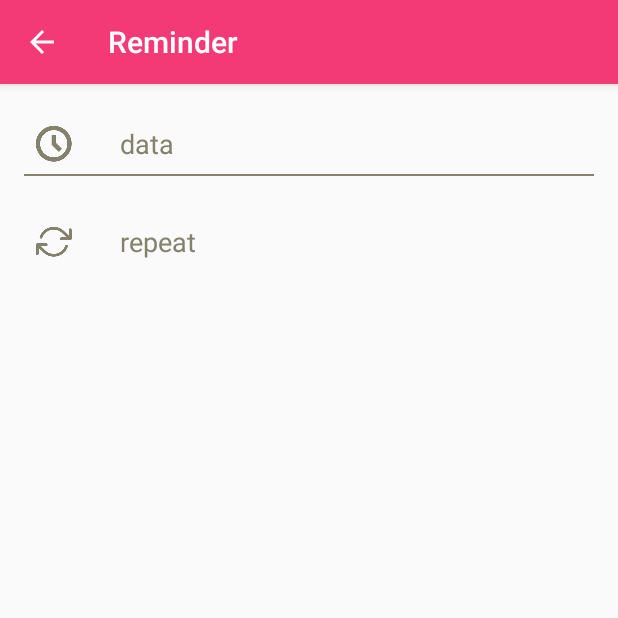
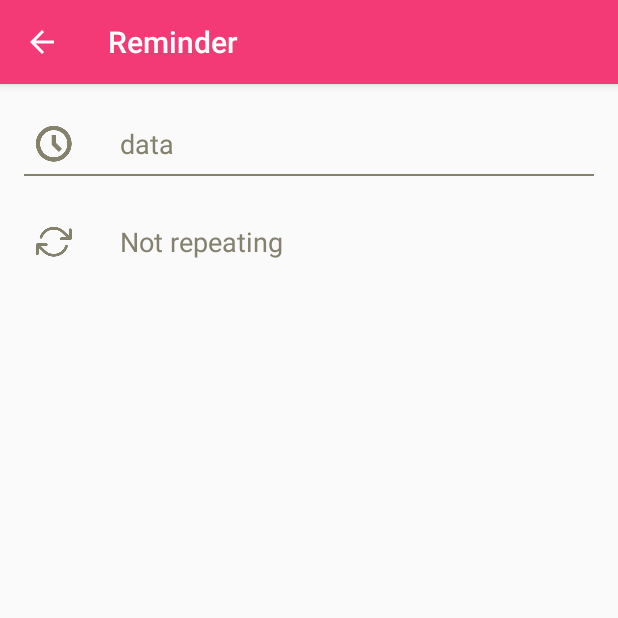
Before and after one commit to PelipetsOlga/AnyNotes, an Android app: the ReminderActivity screen opened directly, with no data from a screen before it, on a phone screen of 412 x 824 dp, the top half of it. Run offline under Robolectric (Android 15) with nearby library versions, the phone set to English and light mode, and no system bars.

Commit message:
repeat alarm grid checkRepeat

```diff
--- a/app/src/main/java/anynotes/olyalya/pelipets/com/anynotes/activities/ReminderActivity.java
+++ b/app/src/main/java/anynotes/olyalya/pelipets/com/anynotes/activities/ReminderActivity.java
@@ -32,10 +32,12 @@ public class ReminderActivity extends AppCompatActivity {
     private class RepeatTumbler {
         boolean isChecked;
         long repeatTime;
+        String repeatText;
 
-        public RepeatTumbler(boolean isChecked, long repeatTime) {
+        public RepeatTumbler(boolean isChecked, long repeatTime, String repeatText) {
             this.isChecked = isChecked;
             this.repeatTime = repeatTime;
+            this.repeatText = repeatText;
         }
     }
 
@@ -99,8 +101,9 @@ public class ReminderActivity extends AppCompatActivity {
                     gridRepeat.setVisibility(View.VISIBLE);
                 } else {
                     tvRepeat.setTextColor(getResources().getColor(R.color.grayInactive));
+                    tvRepeat.setText(getResources().getString(R.string.repeat_none));
                     gridRepeat.setVisibility(View.GONE);
-                    if (lastRepeat != null || listRepeat != null) {
+                    if (lastRepeat != null && listRepeat != null) {
                         lastRepeat.setBackgroundDrawable(ReminderActivity.this.getResources().getDrawable(R.drawable.big_circle_inactive));
                         lastRepeat.setTextColor(ReminderActivity.this.getResources().getColor(R.color.grayInactive));
                         listRepeat.get(lastRepeat).isChecked = false;
@@ -125,22 +128,38 @@ public class ReminderActivity extends AppCompatActivity {
         });
 
         listRepeat = new HashMap<TextView, RepeatTumbler>();
-        listRepeat.put((TextView) findViewById(R.id.repeat_1hour), new RepeatTumbler(false, (long) (60 * 60 * 1000)));
-        listRepeat.put((TextView) findViewById(R.id.repeat_3hour), new RepeatTumbler(false, (long) (3 * 60 * 60 * 1000)));
-        listRepeat.put((TextView) findViewById(R.id.repeat_6hour), new RepeatTumbler(false, (long) (6 * 60 * 60 * 1000)));
-        listRepeat.put((TextView) findViewById(R.id.repeat_12hour), new RepeatTumbler(false, (long) (12 * 60 * 60 * 1000)));
-        listRepeat.put((TextView) findViewById(R.id.repeat_1day), new RepeatTumbler(false, (long) (24 * 60 * 60 * 1000)));
-        listRepeat.put((TextView) findViewById(R.id.repeat_2day), new RepeatTumbler(false, (long) (2 * 24 * 60 * 60 * 1000)));
-        listRepeat.put((TextView) findViewById(R.id.repeat_3day), new RepeatTumbler(false, (long) (3 * 24 * 60 * 60 * 1000)));
-        listRepeat.put((TextView) findViewById(R.id.repeat_10day), new RepeatTumbler(false, (long) (10 * 24 * 60 * 60 * 1000)));
-        listRepeat.put((TextView) findViewById(R.id.repeat_1week), new RepeatTumbler(false, (long) (7 * 24 * 60 * 60 * 1000)));
-        listRepeat.put((TextView) findViewById(R.id.repeat_2week), new RepeatTumbler(false, (long) (2 * 7 * 24 * 60 * 60 * 1000)));
-        listRepeat.put((TextView) findViewById(R.id.repeat_3week), new RepeatTumbler(false, (long) (3 * 7 * 24 * 60 * 60 * 1000)));
-        listRepeat.put((TextView) findViewById(R.id.repeat_4week), new RepeatTumbler(false, (long) (4 * 7 * 24 * 60 * 60 * 1000)));
-        listRepeat.put((TextView) findViewById(R.id.repeat_1month), new RepeatTumbler(false, (long) (30 * 24 * 60 * 60 * 1000)));
-        listRepeat.put((TextView) findViewById(R.id.repeat_3month), new RepeatTumbler(false, (long) (3 * 30 * 24 * 60 * 60 * 1000)));
-        listRepeat.put((TextView) findViewById(R.id.repeat_6month), new RepeatTumbler(false, (long) (6 * 30 * 24 * 60 * 60 * 1000)));
-        listRepeat.put((TextView) findViewById(R.id.repeat_year), new RepeatTumbler(false, (long) (365 * 24 * 60 * 60 * 1000)));
+        listRepeat.put((TextView) findViewById(R.id.repeat_1hour), new RepeatTumbler(false, (long) (60 * 60 * 1000),
+                getResources().getString(R.string.repeat_1_hour)));
+        listRepeat.put((TextView) findViewById(R.id.repeat_3hour), new RepeatTumbler(false, (long) (3 * 60 * 60 * 1000),
+                getResources().getString(R.string.repeat_3_hour)));
+        listRepeat.put((TextView) findViewById(R.id.repeat_6hour), new RepeatTumbler(false, (long) (6 * 60 * 60 * 1000),
+                getResources().getString(R.string.repeat_6_hour)));
+        listRepeat.put((TextView) findViewById(R.id.repeat_12hour), new RepeatTumbler(false, (long) (12 * 60 * 60 * 1000),
+                getResources().getString(R.string.repeat_12_hour)));
+        listRepeat.put((TextView) findViewById(R.id.repeat_1day), new RepeatTumbler(false, (long) (24 * 60 * 60 * 1000),
+                getResources().getString(R.string.repeat_1_day)));
+        listRepeat.put((TextView) findViewById(R.id.repeat_2day), new RepeatTumbler(false, (long) (2 * 24 * 60 * 60 * 1000),
+                getResources().getString(R.string.repeat_2_day)));
+        listRepeat.put((TextView) findViewById(R.id.repeat_3day), new RepeatTumbler(false, (long) (3 * 24 * 60 * 60 * 1000),
+                getResources().getString(R.string.repeat_3_day)));
+        listRepeat.put((TextView) findViewById(R.id.repeat_10day), new RepeatTumbler(false, (long) (10 * 24 * 60 * 60 * 1000),
+                getResources().getString(R.string.repeat_10_day)));
+        listRepeat.put((TextView) findViewById(R.id.repeat_1week), new RepeatTumbler(false, (long) (7 * 24 * 60 * 60 * 1000),
+                getResources().getString(R.string.repeat_1_week)));
+        listRepeat.put((TextView) findViewById(R.id.repeat_2week), new RepeatTumbler(false, (long) (2 * 7 * 24 * 60 * 60 * 1000),
+                getResources().getString(R.string.repeat_2_week)));
+        listRepeat.put((TextView) findViewById(R.id.repeat_3week), new RepeatTumbler(false, (long) (3 * 7 * 24 * 60 * 60 * 1000),
+                getResources().getString(R.string.repeat_3_week)));
+        listRepeat.put((TextView) findViewById(R.id.repeat_4week), new RepeatTumbler(false, (long) (4 * 7 * 24 * 60 * 60 * 1000),
+                getResources().getString(R.string.repeat_4_week)));
+        listRepeat.put((TextView) findViewById(R.id.repeat_1month), new RepeatTumbler(false, (long) (30 * 24 * 60 * 60 * 1000),
+                getResources().getString(R.string.repeat_1_month)));
+        listRepeat.put((TextView) findViewById(R.id.repeat_3month), new RepeatTumbler(false, (long) (3 * 30 * 24 * 60 * 60 * 1000),
+                getResources().getString(R.string.repeat_3_month)));
+        listRepeat.put((TextView) findViewById(R.id.repeat_6month), new RepeatTumbler(false, (long) (6 * 30 * 24 * 60 * 60 * 1000),
+                getResources().getString(R.string.repeat_6_month)));
+        listRepeat.put((TextView) findViewById(R.id.repeat_year), new RepeatTumbler(false, (long) (365 * 24 * 60 * 60 * 1000),
+                getResources().getString(R.string.repeat_year)));
         for (TextView tv : listRepeat.keySet()) {
             tv.setOnClickListener(new RepeatTumblerListener());
         }
@@ -155,11 +174,14 @@ public class ReminderActivity extends AppCompatActivity {
                 tumbler.isChecked = false;
                 tv.setBackgroundDrawable(ReminderActivity.this.getResources().getDrawable(R.drawable.big_circle_inactive));
                 tv.setTextColor(ReminderActivity.this.getResources().getColor(R.color.grayInactive));
+                tvRepeat.setText(getResources().getString(R.string.repeat_none));
+                tvRepeat.setTextColor(getResources().getColor(R.color.grayInactive));
                 lastRepeat = tv;
             } else {
                 tumbler.isChecked = true;
                 tv.setBackgroundDrawable(ReminderActivity.this.getResources().getDrawable(R.drawable.big_circle_active));
                 tv.setTextColor(ReminderActivity.this.getResources().getColor(R.color.colorPrimary));
+                tvRepeat.setText(tumbler.repeatText);
                 if (lastRepeat != null) {
                     lastRepeat.setBackgroundDrawable(ReminderActivity.this.getResources().getDrawable(R.drawable.big_circle_inactive));
                     lastRepeat.setTextColor(ReminderActivity.this.getResources().getColor(R.color.grayInactive));
--- a/app/src/main/java/anynotes/olyalya/pelipets/com/anynotes/application/NotesApplication.java
+++ b/app/src/main/java/anynotes/olyalya/pelipets/com/anynotes/application/NotesApplication.java
@@ -1,6 +1,8 @@
 package anynotes.olyalya.pelipets.com.anynotes.application;
 
+import android.app.AlarmManager;
 import android.app.Application;
+import android.content.Context;
 
 import anynotes.olyalya.pelipets.com.anynotes.storage.DAOSession;
 
@@ -9,14 +11,20 @@ import anynotes.olyalya.pelipets.com.anynotes.storage.DAOSession;
  */
 public class NotesApplication extends Application {
     private DAOSession daoSession;
+    private AlarmManager am;
 
     @Override
     public void onCreate() {
         super.onCreate();
         daoSession = new DAOSession(this);
+        am = (AlarmManager) getSystemService(Context.ALARM_SERVICE);
     }
 
     public DAOSession getDaoSession() {
         return daoSession;
     }
+
+    public AlarmManager getAlarmManager() {
+        return am;
+    }
 }
--- a/app/src/main/res/layout/activity_reminder.xml
+++ b/app/src/main/res/layout/activity_reminder.xml
@@ -82,7 +82,7 @@
                 android:layout_width="wrap_content"
                 android:layout_height="wrap_content"
                 android:layout_gravity="center_vertical|left"
-                android:text="repeat"
+                android:text="@string/repeat_none"
                 android:textColor="@color/grayInactive" />
 
         </LinearLayout>
--- a/app/src/main/res/values/strings.xml
+++ b/app/src/main/res/values/strings.xml
@@ -49,6 +49,7 @@
     <string name="repeat_3_month">3 months</string>
     <string name="repeat_6_month">6 months</string>
     <string name="repeat_year">year</string>
+    <string name="repeat_none">Not repeating</string>
 
 
     <string name="new_note_hint_title">Note title</string>
```
